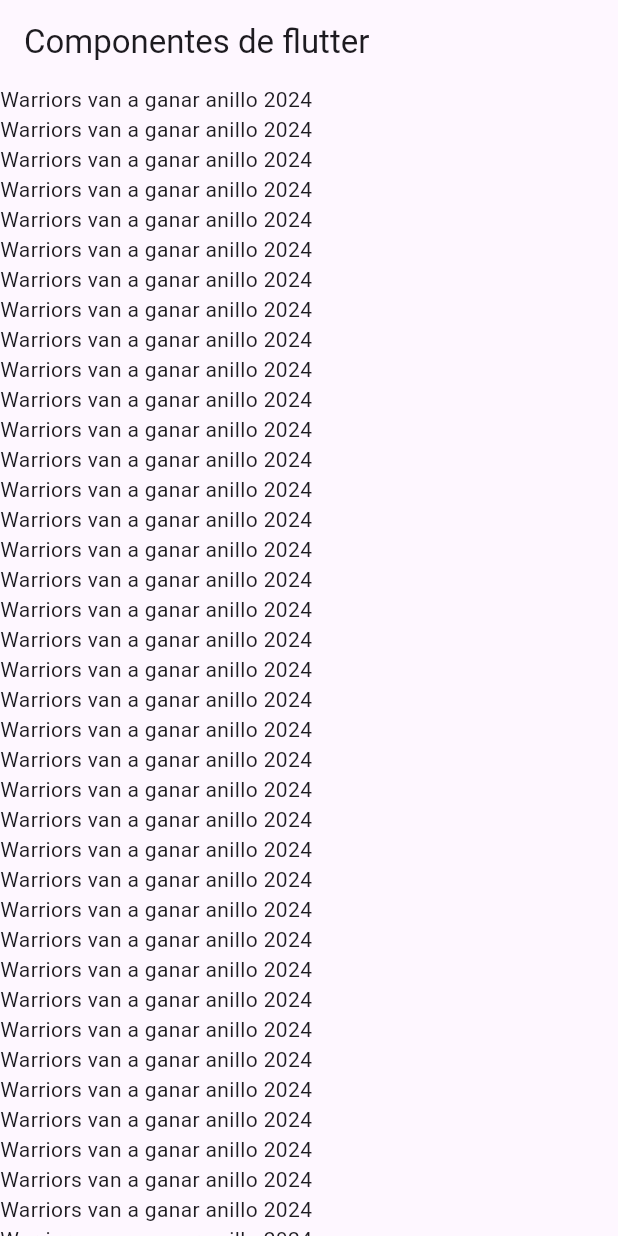
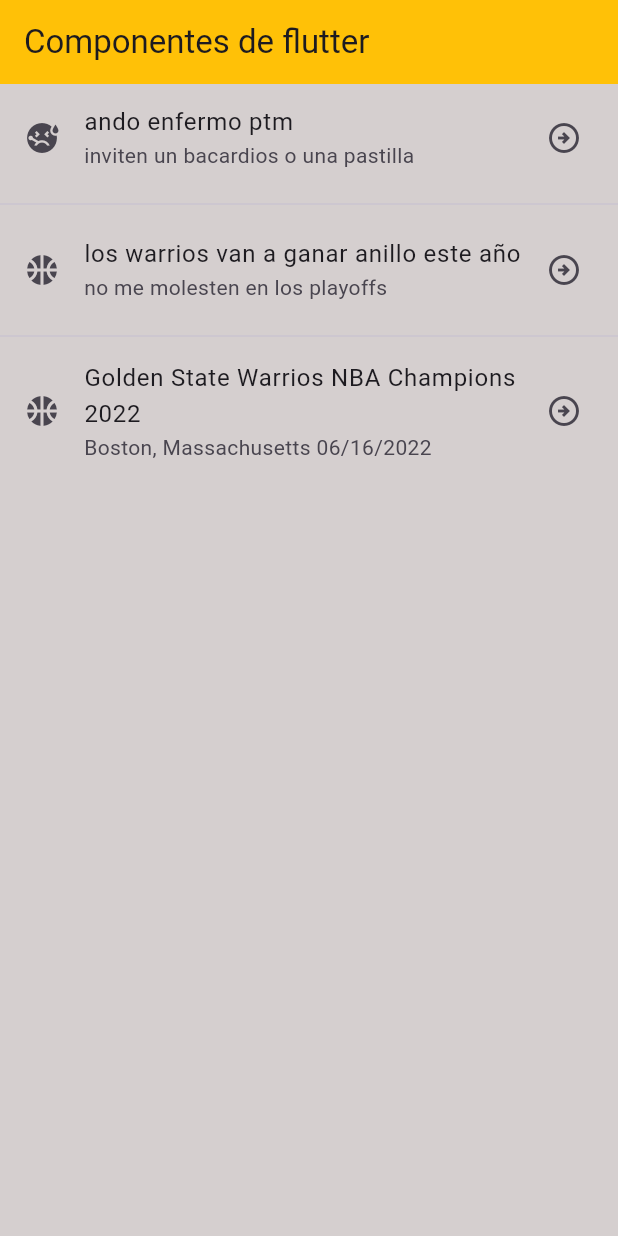
Before and after one commit to luisEnrique22xd/componentes_flutter, a Flutter app: the screen it shows after launch, on a phone screen of 412 x 824 dp. Run offline on Flutter 3.47's test engine with Material 3 defaults, Android fonts, the phone set to English and light mode, and no system bars.

Commit message:
04 Refactorazing and creation of AppTheme

```diff
--- a/lib/home_screen.dart
+++ /dev/null
@@ -1,70 +0,0 @@
-import 'package:flutter/material.dart';
-
-class HomeScreen extends StatelessWidget {
-  const HomeScreen({super.key});
-
-  @override
-  Widget build(BuildContext context) {
-    return  Scaffold(
-      appBar: AppBar(
-        title: const Text('Componentes de flutter')
-        ),
-        body: ListView(
-          children:const[
-            Text('Warriors van a ganar anillo 2024 '),
-            Text('Warriors van a ganar anillo 2024 '),
-            Text('Warriors van a ganar anillo 2024 '),
-            Text('Warriors van a ganar anillo 2024 '),
-            Text('Warriors van a ganar anillo 2024 '),
-            Text('Warriors van a ganar anillo 2024 '),
-            Text('Warriors van a ganar anillo 2024 '),
-            Text('Warriors van a ganar anillo 2024 '),
-            Text('Warriors van a ganar anillo 2024 '),
-            Text('Warriors van a ganar anillo 2024 '),
-            Text('Warriors van a ganar anillo 2024 '),
-            Text('Warriors van a ganar anillo 2024 '),
-            Text('Warriors van a ganar anillo 2024 '),
-            Text('Warriors van a ganar anillo 2024 '),
-            Text('Warriors van a ganar anillo 2024 '),
-            Text('Warriors van a ganar anillo 2024 '),
-            Text('Warriors van a ganar anillo 2024 '),
-            Text('Warriors van a ganar anillo 2024 '),
-            Text('Warriors van a ganar anillo 2024 '),
-            Text('Warriors van a ganar anillo 2024 '),
-            Text('Warriors van a ganar anillo 2024 '),
-            Text('Warriors van a ganar anillo 2024 '),
-            Text('Warriors van a ganar anillo 2024 '),
-            Text('Warriors van a ganar anillo 2024 '),
-            Text('Warriors van a ganar anillo 2024 '),
-            Text('Warriors van a ganar anillo 2024 '),
-            Text('Warriors van a ganar anillo 2024 '),
-            Text('Warriors van a ganar anillo 2024 '),
-            Text('Warriors van a ganar anillo 2024 '),
-            Text('Warriors van a ganar anillo 2024 '),
-            Text('Warriors van a ganar anillo 2024 '),
-            Text('Warriors van a ganar anillo 2024 '),
-            Text('Warriors van a ganar anillo 2024 '),
-            Text('Warriors van a ganar anillo 2024 '),
-            Text('Warriors van a ganar anillo 2024 '),
-            Text('Warriors van a ganar anillo 2024 '),
-            Text('Warriors van a ganar anillo 2024 '),
-            Text('Warriors van a ganar anillo 2024 '),
-            Text('Warriors van a ganar anillo 2024 '),
-            Text('Warriors van a ganar anillo 2024 '),
-            Text('Warriors van a ganar anillo 2024 '),
-            Text('Warriors van a ganar anillo 2024 '),
-            Text('Warriors van a ganar anillo 2024 '),
-            Text('Warriors van a ganar anillo 2024 '),
-            Text('Warriors van a ganar anillo 2024 '),
-            Text('Warriors van a ganar anillo 2024 '),
-            Text('Warriors van a ganar anillo 2024 '),
-            Text('Warriors van a ganar anillo 2024 '),
-            Text('Warriors van a ganar anillo 2024 '),
-            Text('Warriors van a ganar anillo 2024 '),
-            Text('Warriors van a ganar anillo 2024 '),
-            Text('Warriors van a ganar anillo 2024 '),
-          ],
-        ),
-    );
-  }
-}
--- a/lib/main_app.dart
+++ b/lib/main_app.dart
@@ -1,15 +1,16 @@
 import 'package:flutter/material.dart';
-import 'package:practica3/home_screen.dart';
+import 'package:practica3/screens/home_screen.dart';
+import 'package:practica3/theme/app_theme.dart';
 
 class MainApp extends StatelessWidget {
   const MainApp({super.key});
 
   @override
   Widget build(BuildContext context) {
-    return const MaterialApp(
+    return  MaterialApp(
       debugShowCheckedModeBanner: false,
-      home: HomeScreen(),
-
+      home: const HomeScreen(),
+      theme: AppTheme.lightTheme,
     );
   }
 }
--- /dev/null
+++ b/lib/screens/home_screen.dart
@@ -0,0 +1,38 @@
+import 'package:flutter/material.dart';
+
+class HomeScreen extends StatelessWidget {
+  const HomeScreen({super.key});
+
+  @override
+  Widget build(BuildContext context) {
+    return  Scaffold(
+      appBar: AppBar(
+        title: const Text('Componentes de flutter')
+        ),
+        body: ListView(
+          children:const <Widget> [
+            ListTile(
+              title: Text('ando enfermo ptm'),
+              subtitle: Text('inviten un bacardios o una pastilla'),
+              leading: Icon(Icons.sick),
+              trailing: Icon(Icons.arrow_circle_right_outlined),
+            ),
+            Divider(),
+            ListTile(
+              title: Text('los warrios van a ganar anillo este año'),
+              subtitle: Text('no me molesten en los playoffs'),
+              leading: Icon(Icons.sports_basketball_rounded),
+              trailing: Icon(Icons.arrow_circle_right_outlined),
+            ),
+            Divider(),
+             ListTile(
+              title: Text('Golden State Warrios NBA Champions 2022'),
+              subtitle: Text('Boston, Massachusetts 06/16/2022'),
+              leading: Icon(Icons.sports_basketball_rounded),
+              trailing: Icon(Icons.arrow_circle_right_outlined),
+            ),
+          ],
+        ),
+    );
+  }
+}
--- /dev/null
+++ b/lib/theme/app_theme.dart
@@ -0,0 +1,16 @@
+//definicion de los temas de estilo de la app
+import 'package:flutter/material.dart';
+
+class AppTheme{
+  //constante de color primario
+  static const mainColor = Colors.amber;
+  //constate de color de fondo
+  static const backColor = Color.fromARGB(255, 213, 207, 207);
+  //constante de tema
+  static final ThemeData lightTheme = ThemeData.light().copyWith(scaffoldBackgroundColor: backColor,
+        primaryColor: const Color.fromARGB(255, 247, 222, 3),
+        appBarTheme: const AppBarTheme(color:  mainColor,)
+  );
+
+
+}
```
Also changed, not shown: 1 other file.
